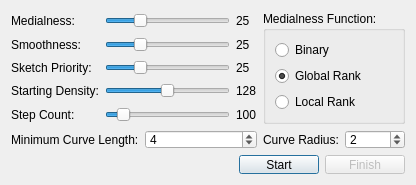
Old version of the form Gorgon/src_ui/ui_dialog_volume_manual_skeletonization.ui in the repository GorgonCryoEM/Gorgon.
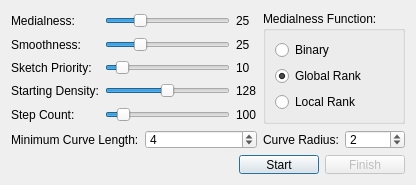
New version of the form.

```diff
--- a/Gorgon/src_ui/ui_dialog_volume_manual_skeletonization.ui
+++ b/Gorgon/src_ui/ui_dialog_volume_manual_skeletonization.ui
@@ -182,7 +182,7 @@
       <string>Picks the density to use when performing skeletonization</string>
      </property>
      <property name="minimum" >
-      <number>0</number>
+      <number>1</number>
      </property>
      <property name="maximum" >
       <number>100</number>
@@ -194,7 +194,7 @@
       <number>10</number>
      </property>
      <property name="value" >
-      <number>25</number>
+      <number>10</number>
      </property>
      <property name="orientation" >
       <enum>Qt::Horizontal</enum>
@@ -222,7 +222,7 @@
       <enum>Qt::RightToLeft</enum>
      </property>
      <property name="text" >
-      <string>25</string>
+      <string>10</string>
      </property>
     </widget>
    </item>
```
